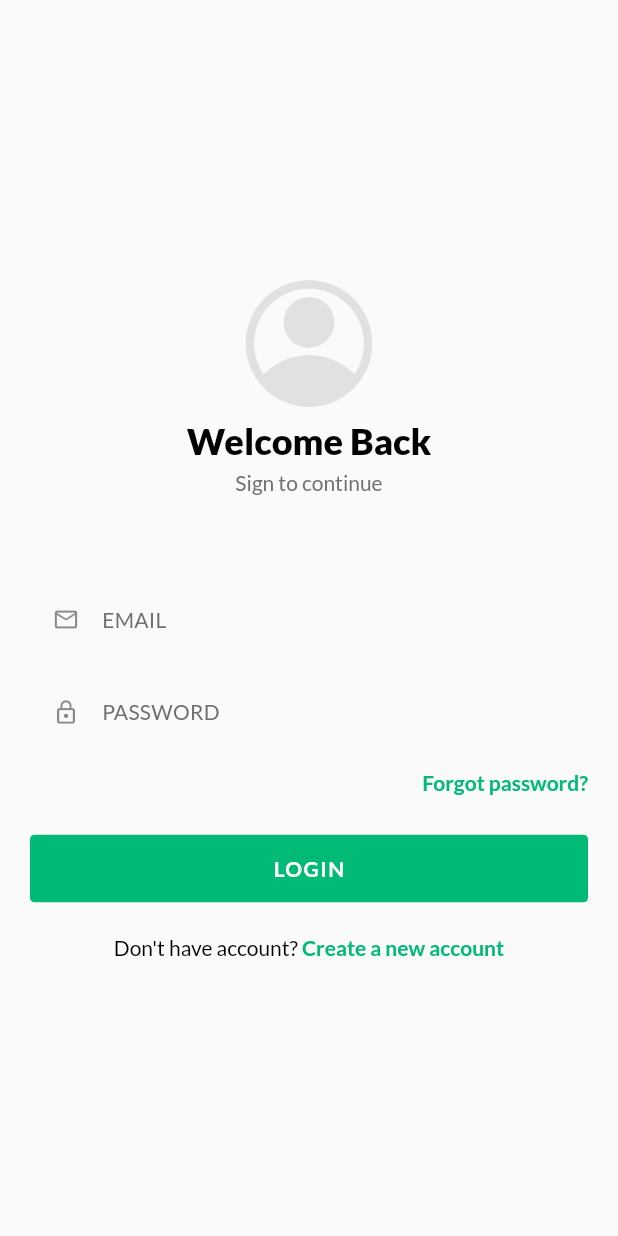
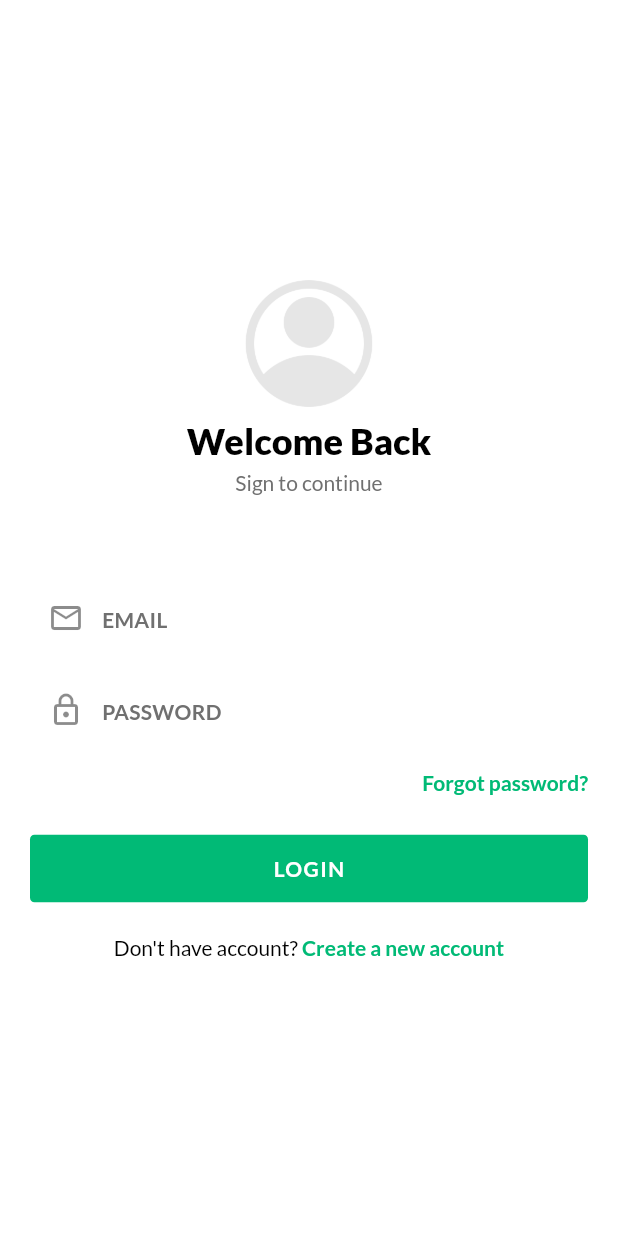
Before and after one commit to Viriyadhi/PTS-Login-PremiereLG, a Flutter app: the screen it shows after launch, on a phone screen of 412 x 824 dp. Run offline on Flutter 3.47's test engine with Material 2 defaults, Android fonts, the phone set to English and light mode, and no system bars; our stand-ins replace google_fonts.

```diff
--- a/lib/common/app_theme_data.dart
+++ b/lib/common/app_theme_data.dart
@@ -21,9 +21,15 @@ class AppThemeData {
     final MaterialColor primaryMaterialColor = MaterialColor(primaryColor.value, primaryColorMap);
 
     return ThemeData(
+      canvasColor: Colors.white,
       brightness: Brightness.light,
       primaryColor: primaryColor,
       primarySwatch: primaryMaterialColor,
+      appBarTheme: const AppBarTheme(
+        color: Colors.white,
+        elevation: 0.0,
+        iconTheme: IconThemeData(color: ColorValues.primaryGreen),
+      ),
       elevatedButtonTheme: ElevatedButtonThemeData(
         style: ElevatedButton.styleFrom(
           onPrimary: Colors.white,
--- a/lib/ui/login/login.dart
+++ b/lib/ui/login/login.dart
@@ -1,5 +1,7 @@
 import 'package:flutter/material.dart';
 import 'package:flutter_login_practice/common/color_values.dart';
+import 'package:flutter_login_practice/common/shared_code.dart';
+import 'package:flutter_login_practice/ui/register/register.dart';
 import 'package:flutter_login_practice/ui/widgets/custom_text_field.dart';
 import 'package:google_fonts/google_fonts.dart';
 
@@ -17,14 +19,11 @@ class _LoginState extends State<Login> {
 
   void _login() {
     if (_formKey.currentState!.validate()) {
-      print('true');
-      // if (_emailController.text == 'admin' && _passwordController.text == 'admin') {
-      //   SharedCode.showSnackBar(context, 'success', 'Login successful.');
-      // } else {
-      //   SharedCode.showSnackBar(context, 'error', 'Email or password incorrect.');
-      // }
+      if (_emailController.text == 'admin@gmail.com' && _passwordController.text == 'admin') {
+        SharedCode.showSnackBar(context, 'success', 'Login successful.');
       } else {
-      print('false');
+        SharedCode.showSnackBar(context, 'error', 'Email or password incorrect.');
+      }
     }
   }
 
@@ -73,9 +72,19 @@ class _LoginState extends State<Login> {
       key: _formKey,
       child: Column(
         children: [
-          CustomTextField(label: 'Email', controller: _emailController, prefixIcon: Icons.email_outlined),
+          CustomTextField(
+            label: 'Email',
+            controller: _emailController,
+            prefixIcon: Icons.email_outlined,
+            validator: (value) => SharedCode().emailValidator(value)
+          ),
           const SizedBox(height: 10.0),
-          CustomTextField(label: 'Password', controller: _passwordController, prefixIcon: Icons.lock_outline, isPassword: true),
+          CustomTextField(
+            label: 'Password',
+            controller: _passwordController,
+            prefixIcon: Icons.lock_outlined,
+            isPassword: true
+          ),
           const SizedBox(height: 20.0),
           Row(
             mainAxisAlignment: MainAxisAlignment.end,
@@ -86,7 +95,11 @@ class _LoginState extends State<Login> {
           const SizedBox(height: 25.0),
           ElevatedButton(onPressed: _login, child: const Text('LOGIN')),
           const SizedBox(height: 20.0),
-          RichText(
+          GestureDetector(
+            onTap: () {
+              Navigator.push(context, MaterialPageRoute(builder: (context) => const Register()));
+            },
+            child: RichText(
               text: TextSpan(
                 text: 'Don\'t have account? ',
                 style: Theme.of(context).textTheme.bodyText1,
@@ -97,6 +110,7 @@ class _LoginState extends State<Login> {
                 ]
               ),
             ),
+          ),
         ],
       ),
     );
--- a/lib/ui/widgets/custom_text_field.dart
+++ b/lib/ui/widgets/custom_text_field.dart
@@ -26,13 +26,33 @@ class CustomTextField extends StatefulWidget {
 }
 
 class _CustomTextFieldState extends State<CustomTextField> {
+  final FocusNode _focusNode = FocusNode();
+  TextStyle? _textStyle;
+
+  @override
+  void initState() {
+    // TODO: implement initState
+    super.initState();
+
+    _focusNode.addListener(() {
+      setState(() {
+        if (_focusNode.hasFocus) {
+          _textStyle = GoogleFonts.lato(fontSize: 14.0, fontWeight: FontWeight.w600, color: ColorValues.primaryGreen);
+        } else {
+          _textStyle = Theme.of(context).textTheme.bodyText1;
+        }
+      });
+    });
+  }
+
   @override
   Widget build(BuildContext context) {
     dynamic validator = widget.validator;
-    validator ?? SharedCode().emptyValidator;
+    validator ??= SharedCode().emptyValidator;
 
     return TextFormField(
-      style: Theme.of(context).textTheme.bodyText1,
+      focusNode: _focusNode,
+      style: _textStyle ?? Theme.of(context).textTheme.bodyText1,
       controller: widget.controller,
       keyboardType: widget.textInputType,
       validator: validator,
@@ -43,17 +63,17 @@ class _CustomTextFieldState extends State<CustomTextField> {
       decoration: InputDecoration(
         border: InputBorder.none,
         contentPadding: const EdgeInsets.symmetric(vertical: 10.0, horizontal: 0.0),
+        alignLabelWithHint: true,
         label: Text(widget.label.toUpperCase()),
         labelStyle: GoogleFonts.lato(
           color: ColorValues.mediumGrey,
-          fontWeight: FontWeight.w500,
+          fontWeight: FontWeight.w600,
           letterSpacing: 0.2,
         ),
         prefixIcon: Padding(
-          padding: const EdgeInsets.only(top: 15.0),
-          child: Icon(widget.prefixIcon, size: 18.0),
+          padding: const EdgeInsets.only(top: 12.0),
+          child: Icon(widget.prefixIcon),
         ),
-        alignLabelWithHint: true
       ),
     );
   }
```
Also changed, not shown: lib/common/shared_code.dart (+3 -6 lines), lib/ui/register/register.dart (added, +123 -0 lines). Lines whose indentation alone changed are shown as unchanged.
